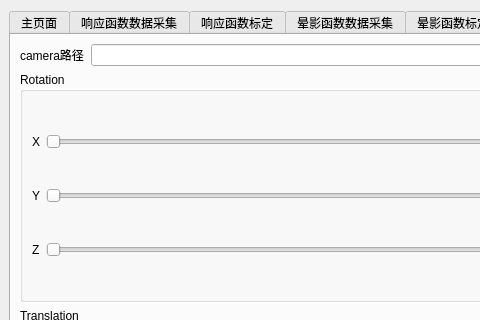
Qt form src/mainwindow.ui (KangJialiang/Data-Platform) before a commit; both pictures show x 0 to 480 and y 0 to 320 of the 692 by 614 pixel window.
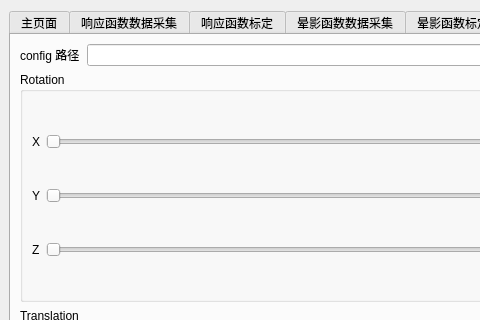
The same form after that commit. The open tabs and pages were chosen to show the change.

Commit message: nextButtonP4 finished. readConfig() configpath from ui

Diff of the .ui file:
```diff
--- a/src/mainwindow.ui
+++ b/src/mainwindow.ui
@@ -896,7 +896,7 @@
           <item>
            <widget class="QLabel" name="pathToCameraLabelP5">
             <property name="text">
-             <string>camera路径</string>
+             <string>config 路径</string>
             </property>
            </widget>
           </item>
```
Left out of the diff: 6 changed lines with no effect on the pictures. The commit also changes 1 other file.
